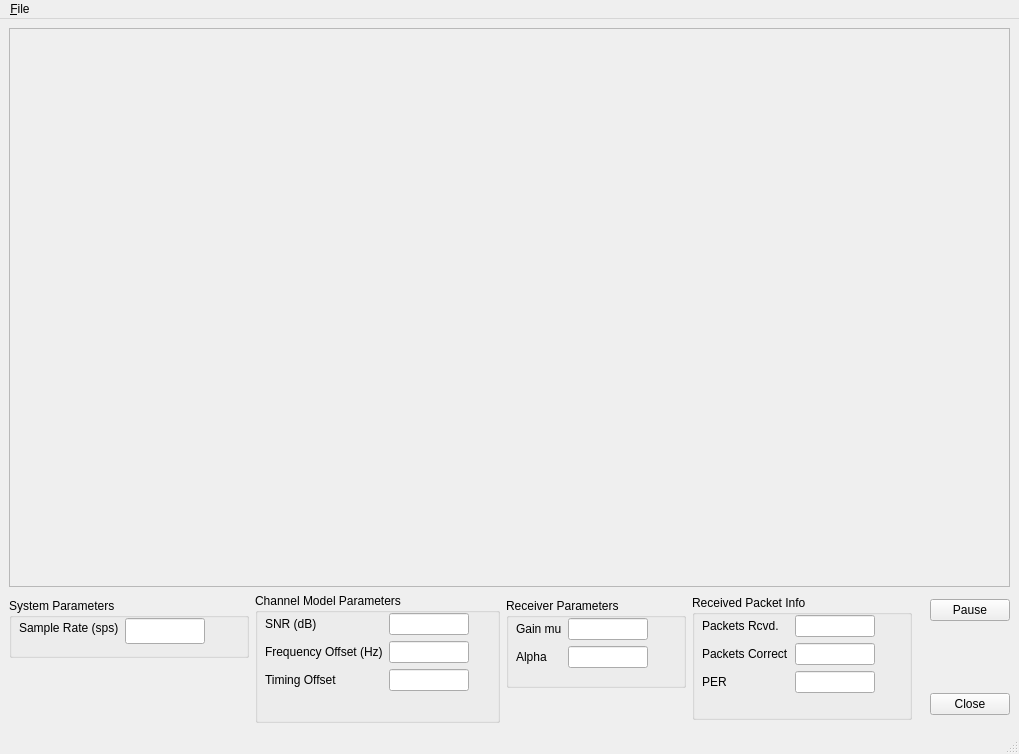
ZakyHermawan/gnuradio, file gnuradio-examples/python/digital/qt_digital_window.ui: the form before one commit.
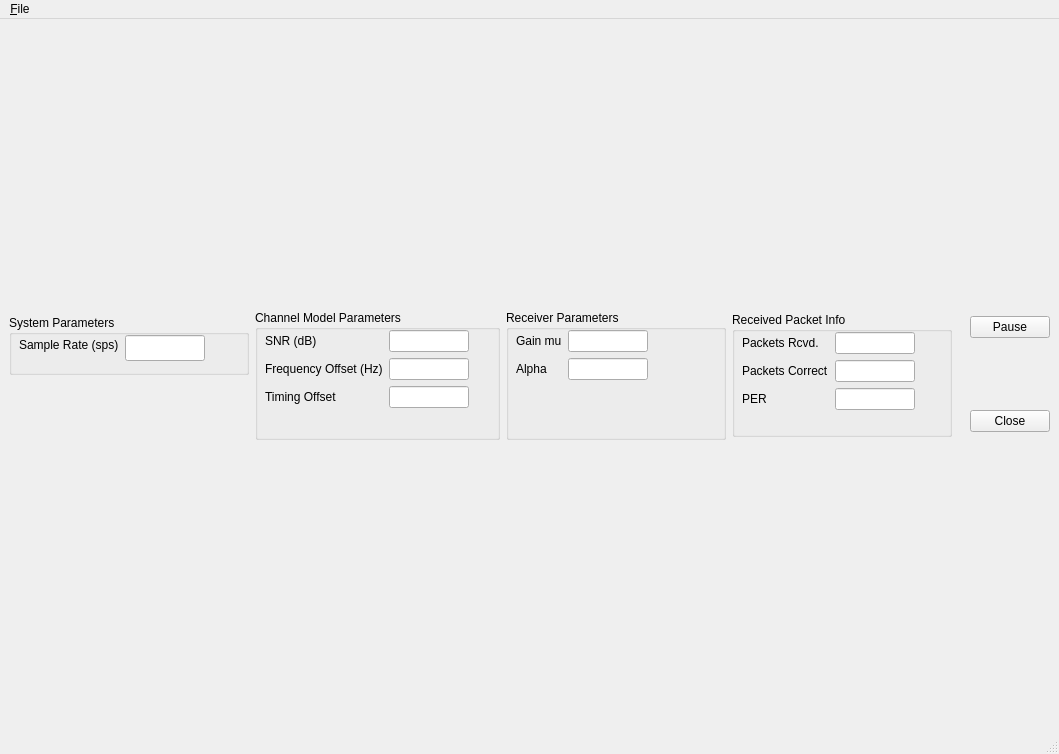
The form after the commit.

Commit message: Fixing up GUI windows to better scale with gtgui sinks.

Diff of the .ui file:
```diff
--- a/gnuradio-examples/python/digital/qt_digital_window.ui
+++ b/gnuradio-examples/python/digital/qt_digital_window.ui
@@ -6,7 +6,7 @@
    <rect>
     <x>0</x>
     <y>0</y>
-    <width>1019</width>
+    <width>1059</width>
     <height>754</height>
    </rect>
   </property>
@@ -14,11 +14,16 @@
    <string>MainWindow</string>
   </property>
   <widget class="QWidget" name="centralwidget">
-   <layout class="QGridLayout" name="gridLayout">
-    <item row="2" column="2">
-     <layout class="QVBoxLayout" name="verticalLayout_3">
+   <layout class="QVBoxLayout" name="verticalLayout_4">
       <item>
-       <widget class="QGroupBox" name="rxBox">
+     <layout class="QHBoxLayout" name="sinkLayout"/>
+    </item>
+    <item>
+     <layout class="QHBoxLayout" name="horizontalLayout">
+      <item>
+       <layout class="QVBoxLayout" name="verticalLayout_2">
+        <item>
+         <widget class="QGroupBox" name="sysBox">
         <property name="sizePolicy">
          <sizepolicy hsizetype="Fixed" vsizetype="Fixed">
           <horstretch>0</horstretch>
@@ -27,123 +32,88 @@
         </property>
         <property name="minimumSize">
          <size>
-          <width>180</width>
-          <height>90</height>
+            <width>240</width>
+            <height>60</height>
          </size>
         </property>
         <property name="maximumSize">
          <size>
-          <width>180</width>
+            <width>240</width>
           <height>16777215</height>
          </size>
         </property>
         <property name="title">
-         <string>Receiver Parameters</string>
-        </property>
-        <widget class="QWidget" name="formLayoutWidget_3">
+           <string>System Parameters</string>
+          </property>
+          <widget class="QWidget" name="formLayoutWidget">
          <property name="geometry">
           <rect>
            <x>10</x>
            <y>20</y>
-           <width>141</width>
-           <height>61</height>
-          </rect>
-         </property>
-         <layout class="QFormLayout" name="formLayout_3">
+             <width>211</width>
+             <height>31</height>
+            </rect>
+           </property>
+           <layout class="QFormLayout" name="formLayout">
           <property name="sizeConstraint">
            <enum>QLayout::SetFixedSize</enum>
           </property>
-          <item row="0" column="0">
-           <widget class="QLabel" name="gainMuLabel">
-            <property name="text">
-             <string>Gain mu</string>
+            <property name="verticalSpacing">
+             <number>20</number>
             </property>
-           </widget>
-          </item>
-          <item row="1" column="0">
-           <widget class="QLabel" name="alphaLabel">
-            <property name="text">
-             <string>Alpha</string>
-            </property>
-           </widget>
-          </item>
           <item row="0" column="1">
-           <widget class="QLineEdit" name="gainMuEdit">
-            <property name="minimumSize">
-             <size>
-              <width>60</width>
-              <height>0</height>
-             </size>
-            </property>
-            <property name="maximumSize">
-             <size>
-              <width>80</width>
-              <height>16777215</height>
-             </size>
-            </property>
-           </widget>
-          </item>
-          <item row="1" column="1">
-           <widget class="QLineEdit" name="alphaEdit">
+             <widget class="QLineEdit" name="sampleRateEdit">
+              <property name="sizePolicy">
+               <sizepolicy hsizetype="Fixed" vsizetype="Fixed">
+                <horstretch>0</horstretch>
+                <verstretch>0</verstretch>
+               </sizepolicy>
+              </property>
             <property name="minimumSize">
              <size>
               <width>60</width>
-              <height>0</height>
+                <height>26</height>
              </size>
             </property>
             <property name="maximumSize">
              <size>
               <width>80</width>
-              <height>16777215</height>
+                <height>26</height>
              </size>
             </property>
            </widget>
           </item>
-         </layout>
-        </widget>
-       </widget>
-      </item>
-      <item>
-       <spacer name="verticalSpacer_4">
-        <property name="orientation">
-         <enum>Qt::Vertical</enum>
-        </property>
-        <property name="sizeType">
-         <enum>QSizePolicy::Fixed</enum>
-        </property>
-        <property name="sizeHint" stdset="0">
-         <size>
-          <width>20</width>
-          <height>30</height>
-         </size>
-        </property>
-       </spacer>
-      </item>
-     </layout>
-    </item>
-    <item row="2" column="5">
-     <layout class="QVBoxLayout" name="verticalLayout">
-      <item>
-       <widget class="QPushButton" name="pauseButton">
+            <item row="0" column="0">
+             <widget class="QLabel" name="sampleRateLabel">
+              <property name="sizePolicy">
+               <sizepolicy hsizetype="Fixed" vsizetype="Fixed">
+                <horstretch>0</horstretch>
+                <verstretch>0</verstretch>
+               </sizepolicy>
+              </property>
         <property name="minimumSize">
          <size>
-          <width>80</width>
-          <height>0</height>
+                <width>0</width>
+                <height>20</height>
          </size>
         </property>
         <property name="maximumSize">
          <size>
-          <width>80</width>
-          <height>16777215</height>
+                <width>16777215</width>
+                <height>20</height>
          </size>
         </property>
         <property name="text">
-         <string>Pause</string>
+               <string>Sample Rate (sps)</string>
         </property>
        </widget>
       </item>
+           </layout>
+          </widget>
+         </widget>
+        </item>
       <item>
-       <spacer name="verticalSpacer">
+         <spacer name="verticalSpacer_2">
         <property name="orientation">
          <enum>Qt::Vertical</enum>
         </property>
@@ -158,28 +128,9 @@
         </property>
        </spacer>
       </item>
-      <item>
-       <widget class="QPushButton" name="closeButton">
-        <property name="minimumSize">
-         <size>
-          <width>80</width>
-          <height>0</height>
-         </size>
-        </property>
-        <property name="maximumSize">
-         <size>
-          <width>80</width>
-          <height>16777215</height>
-         </size>
-        </property>
-        <property name="text">
-         <string>Close</string>
-        </property>
-       </widget>
-      </item>
-     </layout>
-    </item>
-    <item row="2" column="1">
+       </layout>
+      </item>
+      <item>
      <widget class="QGroupBox" name="channelModeBox">
       <property name="sizePolicy">
        <sizepolicy hsizetype="Fixed" vsizetype="Fixed">
@@ -289,12 +240,12 @@
         </item>
        </layout>
       </widget>
-     </widget>
-    </item>
-    <item row="2" column="0">
-     <layout class="QVBoxLayout" name="verticalLayout_2">
+        <zorder>formLayoutWidget_2</zorder>
+        <zorder>sysBox</zorder>
+       </widget>
+      </item>
       <item>
-       <widget class="QGroupBox" name="sysBox">
+       <widget class="QGroupBox" name="rxBox">
         <property name="sizePolicy">
          <sizepolicy hsizetype="Fixed" vsizetype="Fixed">
           <horstretch>0</horstretch>
@@ -303,79 +254,75 @@
         </property>
         <property name="minimumSize">
          <size>
-          <width>240</width>
-          <height>60</height>
+          <width>220</width>
+          <height>130</height>
          </size>
         </property>
         <property name="maximumSize">
          <size>
-          <width>240</width>
+          <width>180</width>
           <height>16777215</height>
          </size>
         </property>
         <property name="title">
-         <string>System Parameters</string>
+         <string>Receiver Parameters</string>
         </property>
-        <widget class="QWidget" name="formLayoutWidget">
+        <widget class="QWidget" name="formLayoutWidget_3">
          <property name="geometry">
           <rect>
            <x>10</x>
            <y>20</y>
-           <width>211</width>
-           <height>31</height>
+           <width>201</width>
+           <height>101</height>
           </rect>
          </property>
-         <layout class="QFormLayout" name="formLayout">
+         <layout class="QFormLayout" name="formLayout_3">
           <property name="sizeConstraint">
            <enum>QLayout::SetFixedSize</enum>
           </property>
-          <property name="verticalSpacing">
-           <number>20</number>
-          </property>
-          <item row="0" column="1">
-           <widget class="QLineEdit" name="sampleRateEdit">
-            <property name="sizePolicy">
-             <sizepolicy hsizetype="Fixed" vsizetype="Fixed">
-              <horstretch>0</horstretch>
-              <verstretch>0</verstretch>
-             </sizepolicy>
-            </property>
-            <property name="minimumSize">
-             <size>
-              <width>60</width>
-              <height>26</height>
-             </size>
-            </property>
-            <property name="maximumSize">
-             <size>
-              <width>80</width>
-              <height>26</height>
-             </size>
-            </property>
-           </widget>
-          </item>
           <item row="0" column="0">
-           <widget class="QLabel" name="sampleRateLabel">
-            <property name="sizePolicy">
-             <sizepolicy hsizetype="Fixed" vsizetype="Fixed">
-              <horstretch>0</horstretch>
-              <verstretch>0</verstretch>
-             </sizepolicy>
+           <widget class="QLabel" name="gainMuLabel">
+            <property name="text">
+             <string>Gain mu</string>
             </property>
+           </widget>
+          </item>
+          <item row="1" column="0">
+           <widget class="QLabel" name="alphaLabel">
+            <property name="text">
+             <string>Alpha</string>
+            </property>
+           </widget>
+          </item>
+          <item row="0" column="1">
+           <widget class="QLineEdit" name="gainMuEdit">
             <property name="minimumSize">
              <size>
-              <width>0</width>
-              <height>20</height>
+              <width>60</width>
+              <height>0</height>
              </size>
             </property>
             <property name="maximumSize">
              <size>
-              <width>16777215</width>
-              <height>20</height>
+              <width>80</width>
+              <height>16777215</height>
              </size>
             </property>
-            <property name="text">
-             <string>Sample Rate (sps)</string>
+           </widget>
+          </item>
+          <item row="1" column="1">
+           <widget class="QLineEdit" name="alphaEdit">
+            <property name="minimumSize">
+             <size>
+              <width>60</width>
+              <height>0</height>
+             </size>
+            </property>
+            <property name="maximumSize">
+             <size>
+              <width>80</width>
+              <height>16777215</height>
+             </size>
             </property>
            </widget>
           </item>
@@ -384,24 +331,6 @@
        </widget>
       </item>
       <item>
-       <spacer name="verticalSpacer_2">
-        <property name="orientation">
-         <enum>Qt::Vertical</enum>
-        </property>
-        <property name="sizeType">
-         <enum>QSizePolicy::Fixed</enum>
-        </property>
-        <property name="sizeHint" stdset="0">
-         <size>
-          <width>20</width>
-          <height>60</height>
-         </size>
-        </property>
-       </spacer>
-      </item>
-     </layout>
-    </item>
-    <item row="2" column="3">
      <widget class="QGroupBox" name="rxBox_2">
       <property name="sizePolicy">
        <sizepolicy hsizetype="Fixed" vsizetype="Fixed">
@@ -429,8 +358,8 @@
         <rect>
          <x>10</x>
          <y>20</y>
-         <width>181</width>
-         <height>92</height>
+           <width>201</width>
+           <height>91</height>
         </rect>
        </property>
        <layout class="QFormLayout" name="formLayout_4">
@@ -510,7 +439,7 @@
       </widget>
      </widget>
     </item>
-    <item row="2" column="4">
+      <item>
      <spacer name="horizontalSpacer">
       <property name="orientation">
        <enum>Qt::Horizontal</enum>
@@ -523,34 +452,63 @@
       </property>
      </spacer>
     </item>
-    <item row="0" column="0" colspan="6">
-     <layout class="QVBoxLayout" name="verticalLayout_5">
       <item>
-       <widget class="QFrame" name="sinkFrame">
-        <property name="sizePolicy">
-         <sizepolicy hsizetype="Expanding" vsizetype="Expanding">
-          <horstretch>0</horstretch>
-          <verstretch>0</verstretch>
-         </sizepolicy>
-        </property>
+       <layout class="QVBoxLayout" name="verticalLayout">
+        <item>
+         <widget class="QPushButton" name="pauseButton">
+          <property name="minimumSize">
+           <size>
+            <width>80</width>
+            <height>0</height>
+           </size>
+          </property>
+          <property name="maximumSize">
+           <size>
+            <width>80</width>
+            <height>16777215</height>
+           </size>
+          </property>
+          <property name="text">
+           <string>Pause</string>
+          </property>
+         </widget>
+        </item>
+        <item>
+         <spacer name="verticalSpacer">
+          <property name="orientation">
+           <enum>Qt::Vertical</enum>
+          </property>
+          <property name="sizeType">
+           <enum>QSizePolicy::Fixed</enum>
+          </property>
+          <property name="sizeHint" stdset="0">
+           <size>
+            <width>20</width>
+            <height>60</height>
+           </size>
+          </property>
+         </spacer>
+        </item>
+        <item>
+         <widget class="QPushButton" name="closeButton">
         <property name="minimumSize">
          <size>
-          <width>500</width>
-          <height>550</height>
-         </size>
-        </property>
-        <property name="frameShape">
-         <enum>QFrame::StyledPanel</enum>
-        </property>
-        <property name="frameShadow">
-         <enum>QFrame::Raised</enum>
-        </property>
-        <layout class="QGridLayout" name="gridLayout_2">
-         <item row="1" column="0">
-          <layout class="QHBoxLayout" name="sinkLayout"/>
-         </item>
-        </layout>
-       </widget>
+            <width>80</width>
+            <height>0</height>
+           </size>
+          </property>
+          <property name="maximumSize">
+           <size>
+            <width>80</width>
+            <height>16777215</height>
+           </size>
+          </property>
+          <property name="text">
+           <string>Close</string>
+          </property>
+         </widget>
+        </item>
+       </layout>
       </item>
      </layout>
     </item>
@@ -566,8 +524,8 @@
     <rect>
      <x>0</x>
      <y>0</y>
-     <width>1019</width>
-     <height>25</height>
+     <width>1059</width>
+     <height>23</height>
     </rect>
    </property>
    <widget class="QMenu" name="menuFile">
```
Left out of the diff: 5 changed lines with no effect on the pictures. Lines whose indentation alone changed are shown as unchanged. The commit also changes 7 other files.
